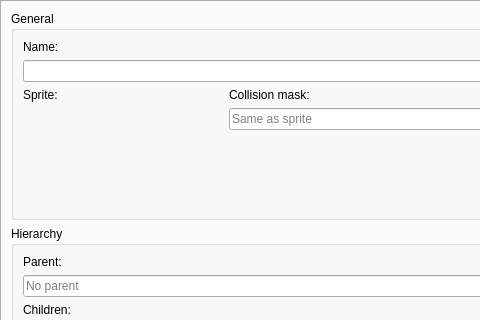
Old version of the form editors/objecteditor.ui in the repository GameMakerLinux/GameMakerLinux; both pictures show x 0 to 480 and y 0 to 320 of the 725 by 528 pixel window.
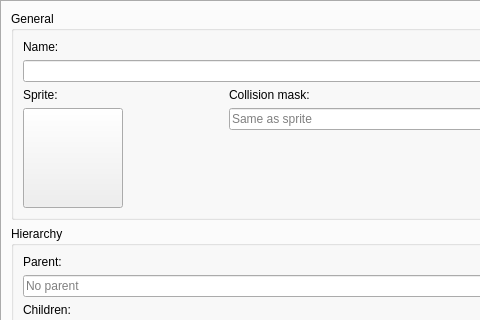
New version of the form.

Patch:
```diff
--- a/editors/objecteditor.ui
+++ b/editors/objecteditor.ui
@@ -55,9 +55,9 @@
             </widget>
            </item>
            <item>
-            <widget class="QLabel" name="spriteViewer">
+            <widget class="QPushButton" name="spriteViewer">
              <property name="sizePolicy">
-              <sizepolicy hsizetype="Fixed" vsizetype="Fixed">
+              <sizepolicy hsizetype="Minimum" vsizetype="Minimum">
                <horstretch>0</horstretch>
                <verstretch>0</verstretch>
               </sizepolicy>
@@ -74,12 +74,15 @@
                <height>100</height>
               </size>
              </property>
-             <property name="autoFillBackground">
-              <bool>false</bool>
-             </property>
              <property name="text">
               <string/>
              </property>
+             <property name="iconSize">
+              <size>
+               <width>100</width>
+               <height>100</height>
+              </size>
+             </property>
             </widget>
            </item>
            <item>
```
Left out of the diff: 2 changed lines with no effect on the pictures.
